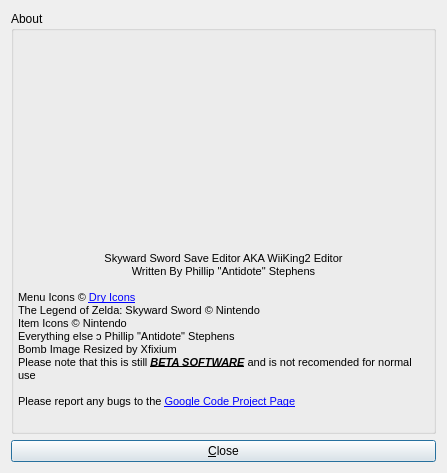
Above: save editor/SS_SaveEditor/forms/aboutdialog.ui from Antidote/skyward-sword-save-editor before the change. Below: the same form after it.
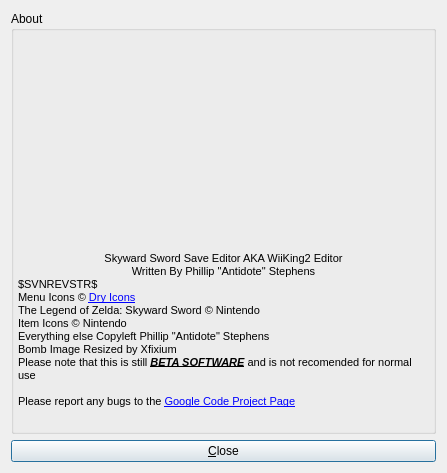
That is the form after the change. Icons and pictures are not drawn.

```diff
--- a/save editor/SS_SaveEditor/forms/aboutdialog.ui
+++ b/save editor/SS_SaveEditor/forms/aboutdialog.ui
@@ -45,13 +45,13 @@
 &lt;/style&gt;&lt;/head&gt;&lt;body style=&quot; font-family:'MS Shell Dlg 2'; font-size:8.25pt; font-weight:400; font-style:normal;&quot;&gt;
 &lt;p align=&quot;center&quot; style=&quot; margin-top:0px; margin-bottom:0px; margin-left:0px; margin-right:0px; -qt-block-indent:0; text-indent:0px;&quot;&gt;&lt;span style=&quot; font-size:8pt;&quot;&gt;Skyward Sword Save Editor AKA WiiKing2 Editor&lt;/span&gt;&lt;/p&gt;
 &lt;p align=&quot;center&quot; style=&quot; margin-top:0px; margin-bottom:0px; margin-left:0px; margin-right:0px; -qt-block-indent:0; text-indent:0px;&quot;&gt;&lt;span style=&quot; font-size:8pt;&quot;&gt;Written By Phillip &amp;quot;Antidote&amp;quot; Stephens&lt;/span&gt;&lt;/p&gt;
-&lt;p style=&quot;-qt-paragraph-type:empty; margin-top:0px; margin-bottom:0px; margin-left:0px; margin-right:0px; -qt-block-indent:0; text-indent:0px; font-size:8pt;&quot;&gt;&lt;/p&gt;
+&lt;p style=&quot; margin-top:0px; margin-bottom:0px; margin-left:0px; margin-right:0px; -qt-block-indent:0; text-indent:0px;&quot;&gt;&lt;span style=&quot; font-size:8pt;&quot;&gt;$SVNREVSTR$&lt;/span&gt;&lt;/p&gt;
 &lt;p style=&quot; margin-top:0px; margin-bottom:0px; margin-left:0px; margin-right:0px; -qt-block-indent:0; text-indent:0px;&quot;&gt;&lt;span style=&quot; font-size:8pt;&quot;&gt;Menu Icons © &lt;/span&gt;&lt;a href=&quot;http://dryicons.com/free-icons/preview/symbolize-icons-set/&quot;&gt;&lt;span style=&quot; font-size:8pt; text-decoration: underline; color:#0000ff;&quot;&gt;Dry Icons&lt;/span&gt;&lt;/a&gt;&lt;/p&gt;
 &lt;p style=&quot; margin-top:0px; margin-bottom:0px; margin-left:0px; margin-right:0px; -qt-block-indent:0; text-indent:0px;&quot;&gt;&lt;span style=&quot; font-size:8pt;&quot;&gt;The Legend of Zelda: Skyward Sword © Nintendo&lt;/span&gt;&lt;/p&gt;
 &lt;p style=&quot; margin-top:0px; margin-bottom:0px; margin-left:0px; margin-right:0px; -qt-block-indent:0; text-indent:0px;&quot;&gt;&lt;span style=&quot; font-size:8pt;&quot;&gt;Item Icons © Nintendo&lt;/span&gt;&lt;/p&gt;
-&lt;p style=&quot; margin-top:0px; margin-bottom:0px; margin-left:0px; margin-right:0px; -qt-block-indent:0; text-indent:0px;&quot;&gt;&lt;span style=&quot; font-size:8pt;&quot;&gt;Everything else ↄ Phillip &amp;quot;Antidote&amp;quot; Stephens&lt;/span&gt;&lt;/p&gt;
+&lt;p style=&quot; margin-top:0px; margin-bottom:0px; margin-left:0px; margin-right:0px; -qt-block-indent:0; text-indent:0px;&quot;&gt;&lt;span style=&quot; font-size:8pt;&quot;&gt;Everything else Copyleft Phillip &amp;quot;Antidote&amp;quot; Stephens&lt;/span&gt;&lt;/p&gt;
 &lt;p style=&quot; margin-top:0px; margin-bottom:0px; margin-left:0px; margin-right:0px; -qt-block-indent:0; text-indent:0px;&quot;&gt;&lt;span style=&quot; font-size:8pt;&quot;&gt;Bomb Image Resized by Xfixium&lt;/span&gt;&lt;/p&gt;
-&lt;p style=&quot; margin-top:0px; margin-bottom:0px; margin-left:0px; margin-right:0px; -qt-block-indent:0; text-indent:0px;&quot;&gt;&lt;span style=&quot; font-size:8pt;&quot;&gt;Please note that this is still &lt;/span&gt;&lt;span style=&quot; font-size:8pt; font-weight:600; font-style:italic; text-decoration: underline;&quot;&gt;BETA&lt;/span&gt;&lt;span style=&quot; font-size:8pt; font-weight:600; font-style:italic; text-decoration: underline;&quot;&gt; SOFTWARE&lt;/span&gt;&lt;span style=&quot; font-size:8pt;&quot;&gt; and is not recomended for normal use&lt;/span&gt;&lt;/p&gt;
+&lt;p style=&quot; margin-top:0px; margin-bottom:0px; margin-left:0px; margin-right:0px; -qt-block-indent:0; text-indent:0px;&quot;&gt;&lt;span style=&quot; font-size:8pt;&quot;&gt;Please note that this is still &lt;/span&gt;&lt;span style=&quot; font-size:8pt; font-weight:600; font-style:italic; text-decoration: underline;&quot;&gt;BETA SOFTWARE&lt;/span&gt;&lt;span style=&quot; font-size:8pt;&quot;&gt; and is not recomended for normal use&lt;/span&gt;&lt;/p&gt;
 &lt;p style=&quot;-qt-paragraph-type:empty; margin-top:0px; margin-bottom:0px; margin-left:0px; margin-right:0px; -qt-block-indent:0; text-indent:0px; font-size:8pt;&quot;&gt;&lt;/p&gt;
 &lt;p style=&quot; margin-top:0px; margin-bottom:0px; margin-left:0px; margin-right:0px; -qt-block-indent:0; text-indent:0px;&quot;&gt;&lt;span style=&quot; font-size:8pt;&quot;&gt;Please report any bugs to the &lt;/span&gt;&lt;a href=&quot;http://code.google.com/p/skyward-sword-save-editor/issues/list&quot;&gt;&lt;span style=&quot; font-family:'Ubuntu'; font-size:8pt; text-decoration: underline; color:#0000ff;&quot;&gt;Google Code Project Page&lt;/span&gt;&lt;/a&gt;&lt;/p&gt;&lt;/body&gt;&lt;/html&gt;</string>
         </property>
```
Left out of the diff: 2 changed lines with no effect on the pictures.
